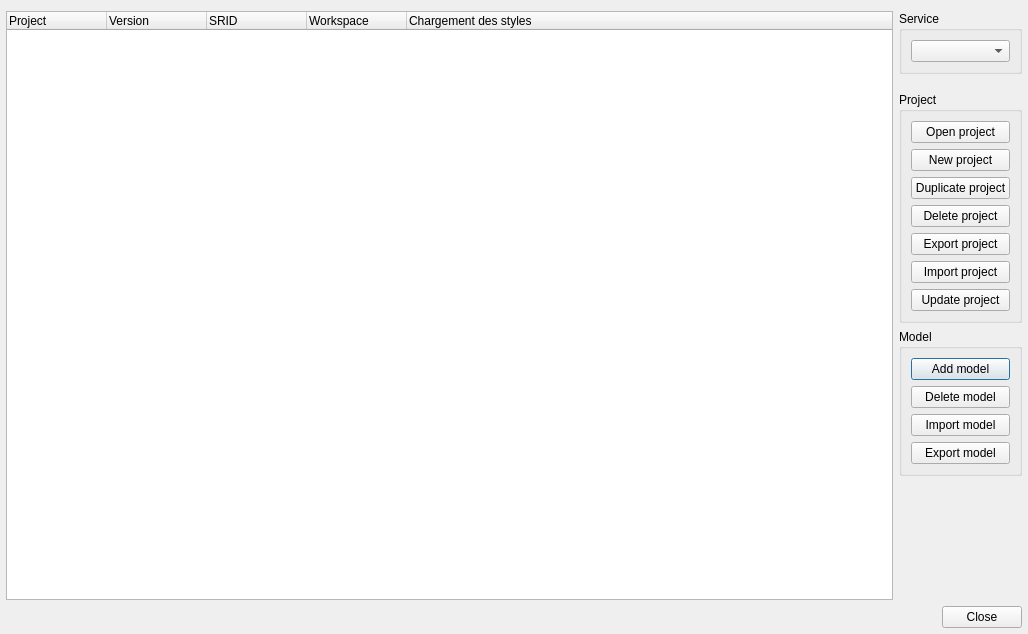
Qt form gui/menu_widgets/project_manager.ui (TheophileLaPelouse/cycle) before a commit.
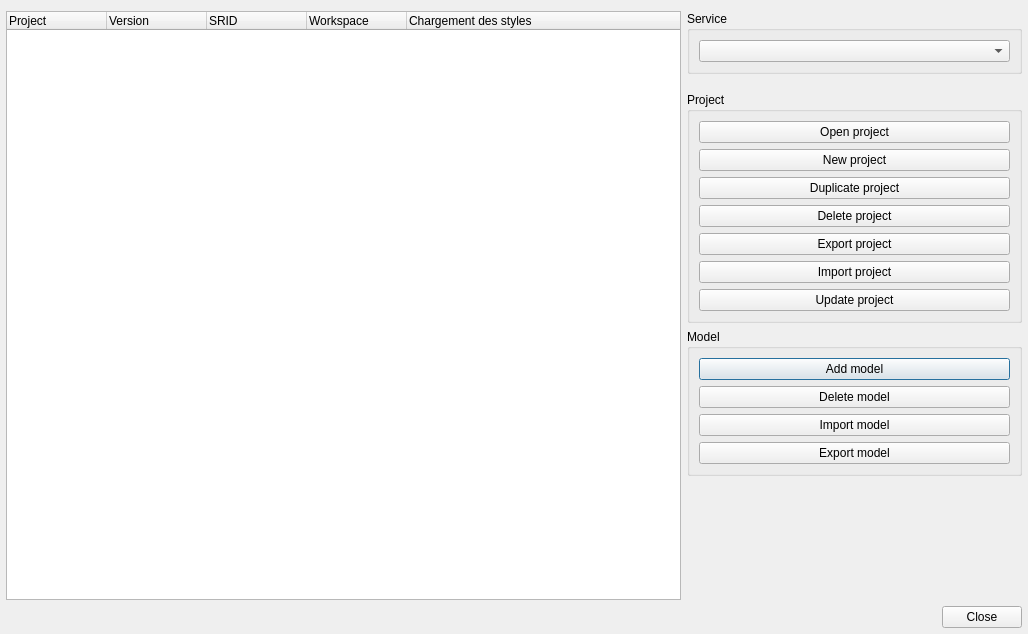
The same form after that commit.

The edit to the form file:
```diff
--- a/gui/menu_widgets/project_manager.ui
+++ b/gui/menu_widgets/project_manager.ui
@@ -141,35 +141,6 @@
      </property>
     </widget>
    </item>
-   <item row="1" column="1" rowspan="6">
-    <widget class="QTreeWidget" name="tree_widget">
-     <column>
-      <property name="text">
-       <string notr="true">Project</string>
-      </property>
-     </column>
-     <column>
-      <property name="text">
-       <string>Version</string>
-      </property>
-     </column>
-     <column>
-      <property name="text">
-       <string>SRID</string>
-      </property>
-     </column>
-     <column>
-      <property name="text">
-       <string>Workspace</string>
-      </property>
-     </column>
-     <column>
-      <property name="text">
-       <string>Chargement des styles</string>
-      </property>
-     </column>
-    </widget>
-   </item>
    <item row="0" column="1" colspan="2">
     <layout class="QHBoxLayout" name="message_bar_layout"/>
    </item>
@@ -185,6 +156,38 @@
      </layout>
     </widget>
    </item>
+   <item row="8" column="0">
+    <widget class="QWidget" name="progressbar_widget" native="true"/>
+   </item>
+   <item row="1" column="0" rowspan="6" colspan="2">
+    <widget class="QTreeWidget" name="tree_widget">
+     <column>
+      <property name="text">
+       <string notr="true">Project</string>
+      </property>
+     </column>
+     <column>
+      <property name="text">
+       <string>Version</string>
+      </property>
+     </column>
+     <column>
+      <property name="text">
+       <string>SRID</string>
+      </property>
+     </column>
+     <column>
+      <property name="text">
+       <string>Workspace</string>
+      </property>
+     </column>
+     <column>
+      <property name="text">
+       <string>Chargement des styles</string>
+      </property>
+     </column>
+    </widget>
+   </item>
   </layout>
  </widget>
  <tabstops>
```
